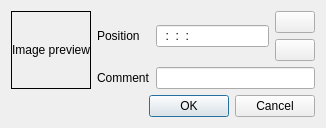
Old version of the form src/widgets/markerdialog_ui.ui in the repository KDE/kdenlive.
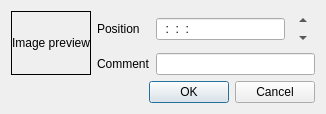
New version of the form. Custom widgets are drawn as their Qt base class.

Patch:
```diff
--- a/src/widgets/markerdialog_ui.ui
+++ b/src/widgets/markerdialog_ui.ui
@@ -1,40 +1,20 @@
 <ui version="4.0" >
  <class>MarkerDialog_UI</class>
- <widget class="QDialog" name="MarkerDialog_UI" >
-  <property name="geometry" >
+ <widget class="QDialog" name="MarkerDialog_UI">
+  <property name="geometry">
    <rect>
     <x>0</x>
     <y>0</y>
-    <width>312</width>
+    <width>321</width>
     <height>111</height>
    </rect>
   </property>
   <property name="windowTitle" >
    <string>Marker</string>
   </property>
-  <layout class="QGridLayout" name="gridLayout" >
-   <item rowspan="2" row="0" column="0" >
-    <widget class="QLabel" name="clip_thumb" >
-     <property name="frameShape" >
-      <enum>QFrame::Box</enum>
-     </property>
-     <property name="text" >
-      <string>Image preview</string>
-     </property>
-     <property name="alignment" >
-      <set>Qt::AlignCenter</set>
-     </property>
-    </widget>
-   </item>
-   <item row="0" column="1" >
-    <widget class="QLabel" name="clip_filesize_2" >
-     <property name="text" >
-      <string>Position</string>
-     </property>
-    </widget>
-   </item>
-   <item row="0" column="2" >
-    <layout class="QHBoxLayout" name="horizontalLayout" >
+  <layout class="QGridLayout" name="gridLayout">
+   <item row="0" column="2">
+    <layout class="QHBoxLayout" name="horizontalLayout">
      <item>
       <widget class="KRestrictedLine" name="marker_position" >
        <property name="inputMask" >
@@ -43,14 +23,57 @@
       </widget>
      </item>
      <item>
-      <layout class="QVBoxLayout" name="verticalLayout" >
+      <layout class="QVBoxLayout" name="verticalLayout">
+       <property name="spacing">
+        <number>0</number>
+       </property>
        <item>
-        <widget class="KArrowButton" name="position_up" />
+        <widget class="QToolButton" name="position_up">
+         <property name="sizePolicy">
+          <sizepolicy hsizetype="Fixed" vsizetype="Maximum">
+           <horstretch>0</horstretch>
+           <verstretch>0</verstretch>
+          </sizepolicy>
+         </property>
+         <property name="maximumSize">
+          <size>
+           <width>16777215</width>
+           <height>18</height>
+          </size>
+         </property>
+         <property name="text">
+          <string>...</string>
+         </property>
+         <property name="autoRaise">
+          <bool>true</bool>
+         </property>
+         <property name="arrowType">
+          <enum>Qt::UpArrow</enum>
+         </property>
+        </widget>
        </item>
        <item>
-        <widget class="KArrowButton" name="position_down" >
-         <property name="arrowType" stdset="0" >
-          <number>2</number>
+        <widget class="QToolButton" name="position_down">
+         <property name="sizePolicy">
+          <sizepolicy hsizetype="Fixed" vsizetype="Maximum">
+           <horstretch>0</horstretch>
+           <verstretch>0</verstretch>
+          </sizepolicy>
+         </property>
+         <property name="maximumSize">
+          <size>
+           <width>16777215</width>
+           <height>18</height>
+          </size>
+         </property>
+         <property name="text">
+          <string>...</string>
+         </property>
+         <property name="autoRaise">
+          <bool>true</bool>
+         </property>
+         <property name="arrowType">
+          <enum>Qt::DownArrow</enum>
          </property>
         </widget>
        </item>
@@ -58,19 +81,26 @@
      </item>
     </layout>
    </item>
-   <item row="1" column="1" >
-    <widget class="QLabel" name="clip_filesize_3" >
-     <property name="text" >
+   <item row="3" column="0" colspan="3">
+    <widget class="QDialogButtonBox" name="buttonBox">
+     <property name="orientation">
+      <enum>Qt::Horizontal</enum>
+     </property>
+     <property name="standardButtons">
+      <set>QDialogButtonBox::Cancel|QDialogButtonBox::Ok</set>
+     </property>
+    </widget>
+   </item>
+   <item row="1" column="1">
+    <widget class="QLabel" name="clip_filesize_3">
+     <property name="text">
       <string>Comment</string>
      </property>
     </widget>
    </item>
-   <item row="1" column="2" >
-    <widget class="KLineEdit" name="marker_comment" />
-   </item>
-   <item row="2" column="1" colspan="2" >
-    <spacer name="verticalSpacer" >
-     <property name="orientation" >
+   <item row="2" column="1" colspan="2">
+    <spacer name="verticalSpacer">
+     <property name="orientation">
       <enum>Qt::Vertical</enum>
      </property>
      <property name="sizeHint" stdset="0" >
@@ -81,13 +111,26 @@
      </property>
     </spacer>
    </item>
-   <item row="3" column="0" colspan="3" >
-    <widget class="QDialogButtonBox" name="buttonBox" >
-     <property name="orientation" >
-      <enum>Qt::Horizontal</enum>
+   <item row="0" column="0" rowspan="2">
+    <widget class="QLabel" name="clip_thumb">
+     <property name="frameShape">
+      <enum>QFrame::Box</enum>
      </property>
-     <property name="standardButtons" >
-      <set>QDialogButtonBox::Cancel|QDialogButtonBox::Ok</set>
+     <property name="text">
+      <string>Image preview</string>
+     </property>
+     <property name="alignment">
+      <set>Qt::AlignCenter</set>
+     </property>
+    </widget>
+   </item>
+   <item row="1" column="2">
+    <widget class="KLineEdit" name="marker_comment"/>
+   </item>
+   <item row="0" column="1">
+    <widget class="QLabel" name="clip_filesize_2">
+     <property name="text">
+      <string>Position</string>
      </property>
     </widget>
    </item>
@@ -103,11 +146,6 @@
   <zorder>clip_filesize_2</zorder>
  </widget>
  <customwidgets>
-  <customwidget>
-   <class>KArrowButton</class>
-   <extends>QPushButton</extends>
-   <header>karrowbutton.h</header>
-  </customwidget>
   <customwidget>
    <class>KLineEdit</class>
    <extends>QLineEdit</extends>
```
Left out of the diff: 22 changed lines with no effect on the pictures.
